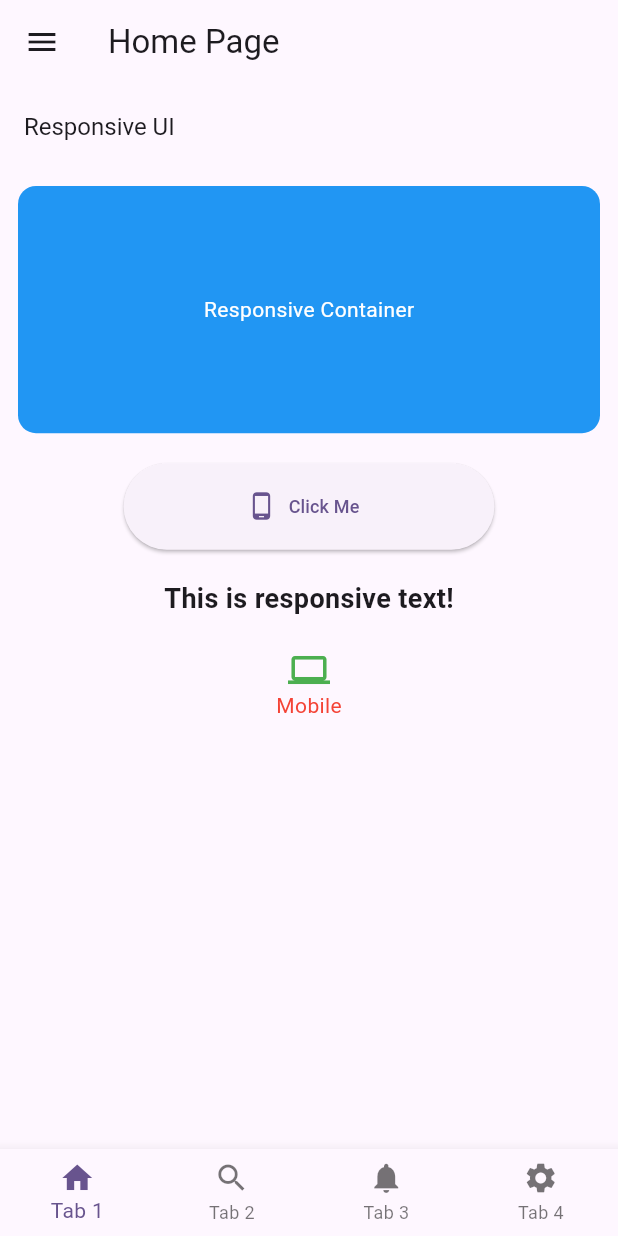
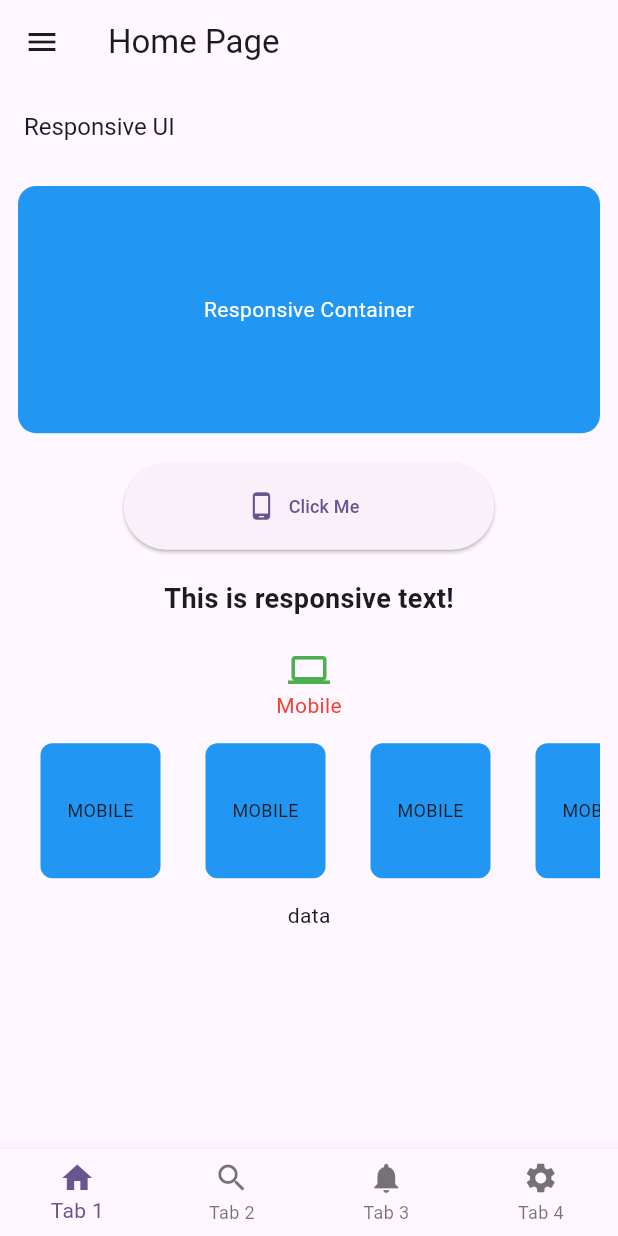
Before and after one commit to Dikshit94189/flutterui, a Flutter app: the screen it shows after launch, on a phone screen of 412 x 824 dp. Run offline on Flutter 3.47's test engine with Material 3 defaults, Android fonts, the phone set to English and light mode, and no system bars.

```diff
--- a/lib/home_main.dart
+++ b/lib/home_main.dart
@@ -1,3 +1,4 @@
+import 'package:flutter/cupertino.dart';
 import 'package:flutter/material.dart';
 import 'package:flutter_ui/screens/bottom_tabs/tab_3.dart';
 import 'package:flutter_ui/screens/bottom_tabs/tab_4.dart';
@@ -34,7 +35,7 @@ class _HomePageState extends State<HomePage> {
   void _navigateToDrawerPage(Widget page) {
     Navigator.push(
       context,
-      MaterialPageRoute(builder: (context) => page),
+      CupertinoPageRoute(builder: (context) => page),
     );
   }
 
--- a/lib/screens/bottom_tabs/tab_one.dart
+++ b/lib/screens/bottom_tabs/tab_one.dart
@@ -18,6 +18,7 @@ class BottomTab1 extends StatelessWidget {
       ),
       body: Padding(
         padding: context.responsive.padding(12, tablet: 16, desktop: 20),
+        child: SingleChildScrollView(
           child: Column(
             crossAxisAlignment: CrossAxisAlignment.center,
             children: [
@@ -42,9 +43,7 @@ class BottomTab1 extends StatelessWidget {
                   ),
                 ),
               ),
-
               const SizedBox(height: 20),
-
               // Responsive Button
               SizedBox(
                 width: context.responsive.buttonWidth(),
@@ -71,9 +70,7 @@ class BottomTab1 extends StatelessWidget {
                   ),
                 ),
               ),
-
               const SizedBox(height: 20),
-
               // Example of Responsive Text
               Text(
                 "This is responsive text!",
@@ -86,9 +83,7 @@ class BottomTab1 extends StatelessWidget {
                   fontWeight: FontWeight.bold,
                 ),
               ),
-
               const SizedBox(height: 20),
-
               // Another example: responsive icon
               Icon(
                 Icons.computer,
@@ -98,9 +93,11 @@ class BottomTab1 extends StatelessWidget {
 
               Text(
                 // "CHECK",
-              context.responsive.isMobile ? "Mobile" :
-                  context.responsive.isTablet ? "tablet" : "Desktop"
-              ,
+                context.responsive.isMobile
+                    ? "Mobile"
+                    : context.responsive.isTablet
+                    ? "tablet"
+                    : "Desktop",
                 style: TextStyle(
                   color: Colors.red,
                   fontSize: context.responsive.fontSize(
@@ -110,7 +107,53 @@ class BottomTab1 extends StatelessWidget {
                   ),
                 ),
               ),
+
+              SizedBox(
+                height: context.responsive.height(120, tablet: 160, desktop: 200),
+                child: Row(
+                  crossAxisAlignment: CrossAxisAlignment.start,
+                  mainAxisAlignment: MainAxisAlignment.start,
+                  children: [
+                    Expanded(
+                      child: ListView.builder(
+                        itemCount: 20,
+                        shrinkWrap: true,
+                        scrollDirection: Axis.horizontal,
+                        physics: BouncingScrollPhysics(),
+                        itemBuilder: (context, index) {
+                          return Container(
+                            decoration: BoxDecoration(
+                                color: Colors.blue,
+                                borderRadius: BorderRadius.circular(8)),
+                            padding: EdgeInsets.all(15),
+                            margin: EdgeInsets.all(15),
+                            height: context.responsive.height(
+                              100, // mobile
+                              tablet: 150,
+                              desktop: 200,
+                            ),
+                            width: context.responsive.width(
+                              80,
+                              tablet: 120,
+                              desktop: 150,
+                            ),
+                            child: Center(child: Text(
+                              context.responsive.isMobile ? "MOBILE" : context.responsive.isTablet ? "TAB" : "DESKTOP",
+                              style: TextStyle(fontSize: context.responsive.fontSize(12, tablet: 16 , desktop: 20)),
+                            )),
+                          );
+                          // return ListTile(title: Text(" INDEX $index"));
+                        },
+                      ),
+                    ),
                   ],
+                ),
+              ),
+
+              Text("data")
+
+            ],
+          ),
         ),
       ),
     );
--- a/lib/utils/responsive.dart
+++ b/lib/utils/responsive.dart
@@ -23,6 +23,18 @@ class Responsive {
     return desktop ?? mobile * 1.5;
   }
 
+  double height(double mobile , {double? tablet , double? desktop}){
+    if (isTablet && tablet != null) return tablet;
+    if (isDesktop && desktop != null) return desktop;
+    return mobile;
+  }
+
+  double width(double mobile , {double? tablet , double? desktop}){
+    if(isTablet && tablet != null) return tablet;
+    if(isDesktop && desktop != null) return desktop;
+    return mobile;
+  }
+
   /// Padding based on device type
   EdgeInsets padding(double mobile, {double? tablet, double? desktop}) {
     if (isMobile) return EdgeInsets.all(mobile);
```
Lines whose indentation alone changed are shown as unchanged.
